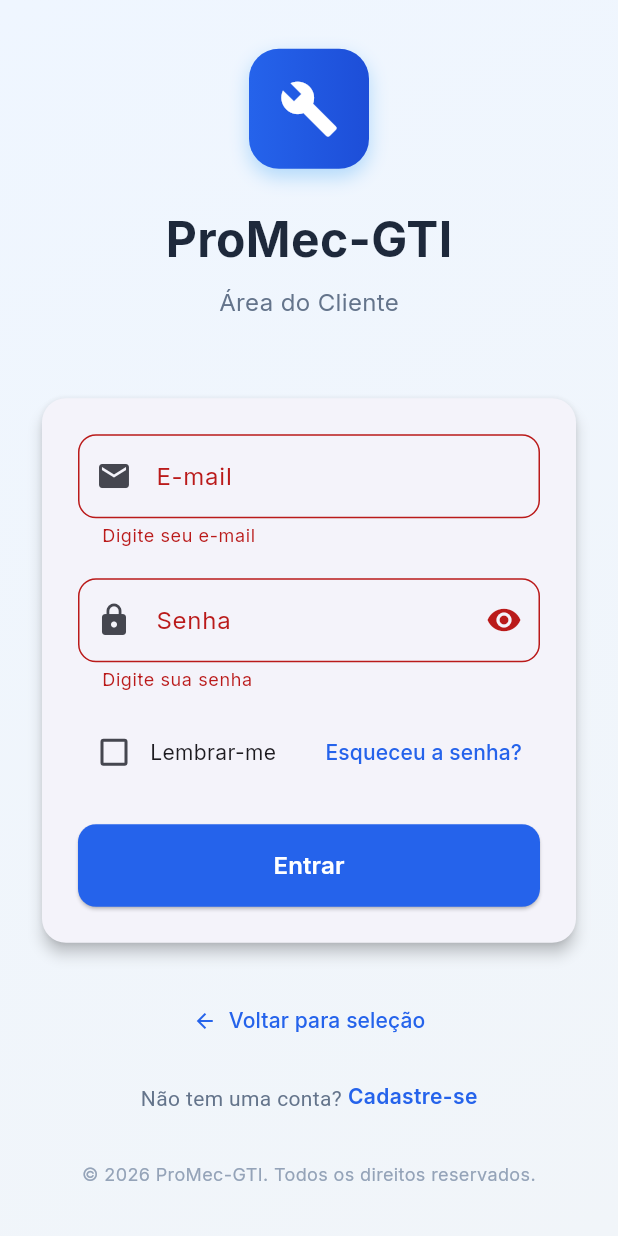
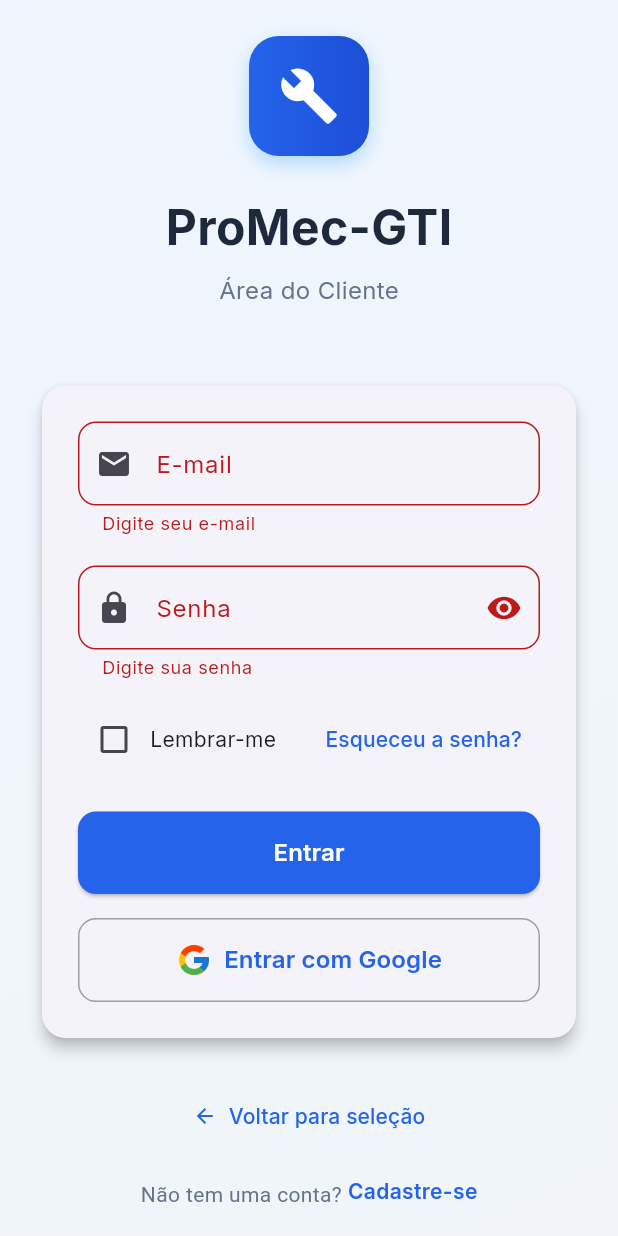
Before and after one commit to Dev-Rodrigo-Marins/promec_gti, a Flutter app: the screen it shows after launch, after a tap on "Sou Cliente", after a tap on "Entrar", on a phone screen of 412 x 824 dp. Run offline on Flutter 3.47's test engine with Material 3 defaults, Android fonts, the light colour scheme and no system bars; our stand-ins replace fluttertoast, go_router, google_fonts.

Commit message:
botao login com google + video geral

```diff
--- a/flutter_app/lib/screens/login/login_screen.dart
+++ b/flutter_app/lib/screens/login/login_screen.dart
@@ -37,6 +37,20 @@ class _LoginScreenState extends State<LoginScreen> {
       _tipoSelecionado!,
     );
 
+    setState(() => _isLoading = false);
+
+    if (sucesso && mounted) {
+      final rota = _tipoSelecionado == TipoUsuario.cliente
+          ? '/cliente'
+          : '/oficina';
+      context.go(rota);
+    }
+  }
+
+  Future<void> _loginGoogle() async {
+    setState(() => _isLoading = true);
+    final authProvider = context.read<AuthProvider>();
+    final sucesso = await authProvider.loginComGoogle(_tipoSelecionado!);
     setState(() => _isLoading = false);
 
     if (sucesso && mounted) {
@@ -389,6 +403,30 @@ class _LoginScreenState extends State<LoginScreen> {
                                         ),
                                       ),
                               ),
+                              const SizedBox(height: 16),
+                              // Botão Google
+                              OutlinedButton.icon(
+                                onPressed: _isLoading ? null : _loginGoogle,
+                                icon: Image.asset(
+                                  'assets/images/google_logo.png',
+                                  height: 24,
+                                  width: 24,
+                                ),
+                                label: const Text(
+                                  'Entrar com Google',
+                                  style: TextStyle(
+                                      fontSize: 16,
+                                      fontWeight: FontWeight.w600),
+                                ),
+                                style: OutlinedButton.styleFrom(
+                                  padding:
+                                      const EdgeInsets.symmetric(vertical: 16),
+                                  side: const BorderSide(color: Colors.grey),
+                                  shape: RoundedRectangleBorder(
+                                    borderRadius: BorderRadius.circular(12),
+                                  ),
+                                ),
+                              ),
                             ],
                           ),
                         ),
--- a/flutter_app/pubspec.yaml
+++ b/flutter_app/pubspec.yaml
@@ -43,3 +43,5 @@ dev_dependencies:
 
 flutter:
   uses-material-design: true
+  assets:
+    - assets/images/google_logo.png
```
Also changed, not shown: flutter_app/lib/providers/auth_provider.dart (+12 -0 lines), flutter_app/assets/images/google_logo.png (added), 1 other file.
